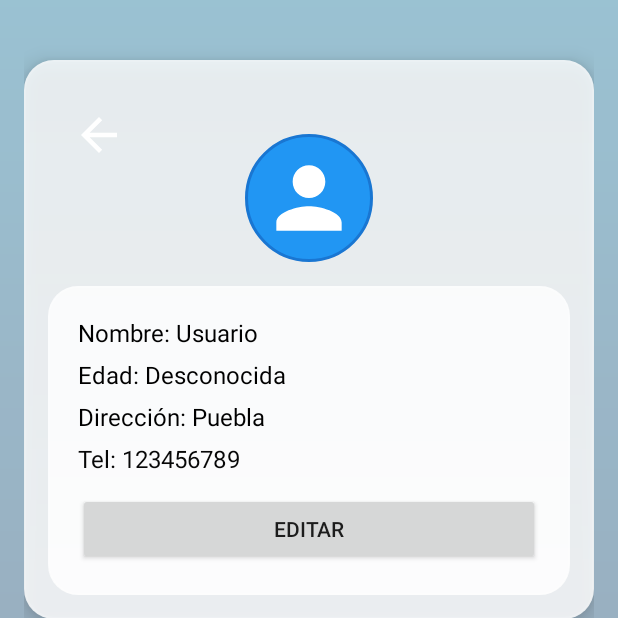
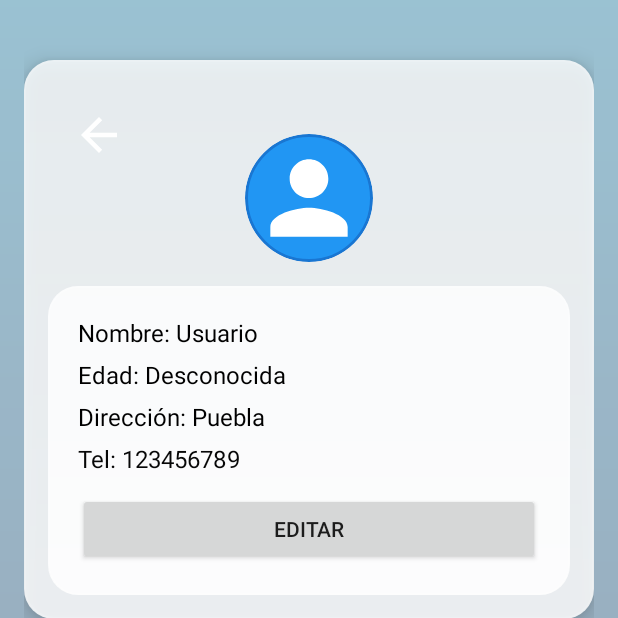
Before and after one commit to Robert2973/Proyecto_I-D, an Android app built with Jetpack Compose: the PerfilActivity screen opened directly, with no data from a screen before it, on a phone screen of 412 x 824 dp, the top half of it. Run offline under Robolectric (Android 15) with nearby library versions, the phone set to English and light mode, and no system bars; pictures from the network do not load.

Commit message:
Prototipo 5

```diff
--- a/app/build.gradle.kts
+++ b/app/build.gradle.kts
@@ -60,6 +60,7 @@ dependencies {
     implementation("androidx.appcompat:appcompat:1.7.0")
     implementation("com.airbnb.android:lottie:6.1.0")
     implementation("org.jetbrains.kotlin:kotlin-stdlib:1.9.10")
+    implementation("de.hdodenhof:circleimageview:3.1.0")
 
     val room_version = "2.6.1"
     implementation("androidx.room:room-runtime:$room_version")
--- a/app/src/main/res/layout/activity_perfil.xml
+++ b/app/src/main/res/layout/activity_perfil.xml
@@ -40,8 +40,13 @@
                 android:layout_centerHorizontal="true"
                 android:layout_marginTop="33dp"
                 android:background="@drawable/circle_bg_shadow"
-                android:padding="10dp"
-                android:src="@drawable/ic_user" />
+                android:scaleType="centerCrop"
+                android:adjustViewBounds="true"
+                android:clipToOutline="true"
+                android:outlineProvider="background"
+                android:src="@drawable/ic_user"
+                android:contentDescription="Imagen de perfil" />
+
 
             <!-- Datos usuario dentro de tarjeta cristalina -->
             <LinearLayout
```
Also changed, not shown: app/src/main/res/layout/activity_main_transport.xml (+7 -2 lines).
